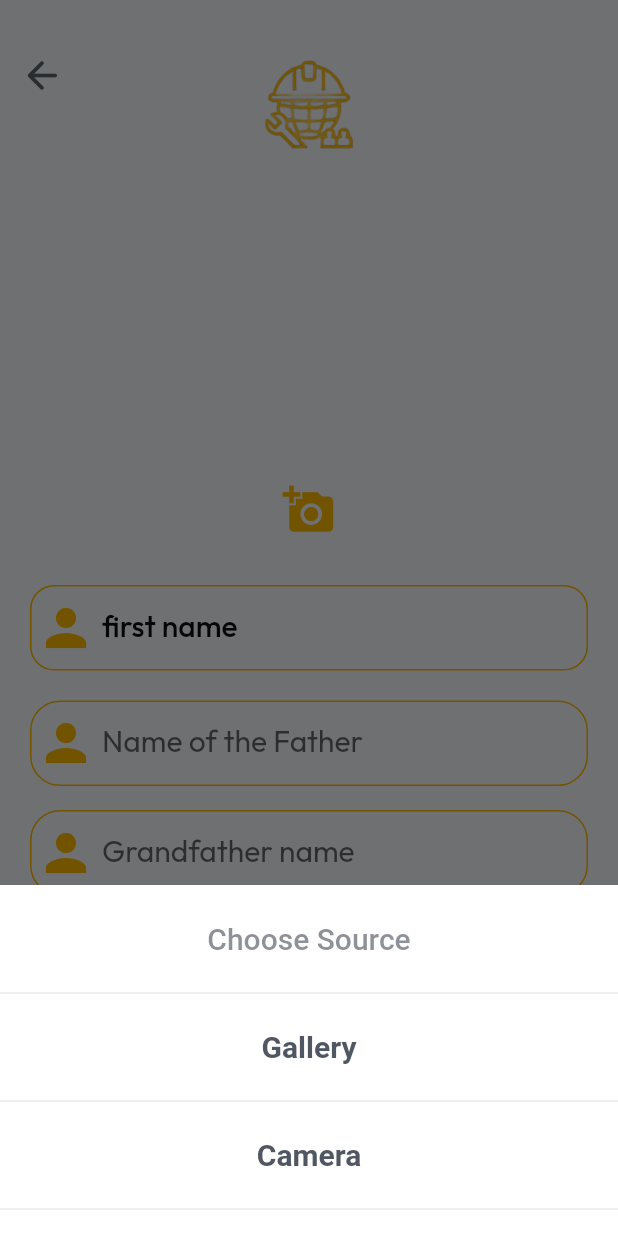
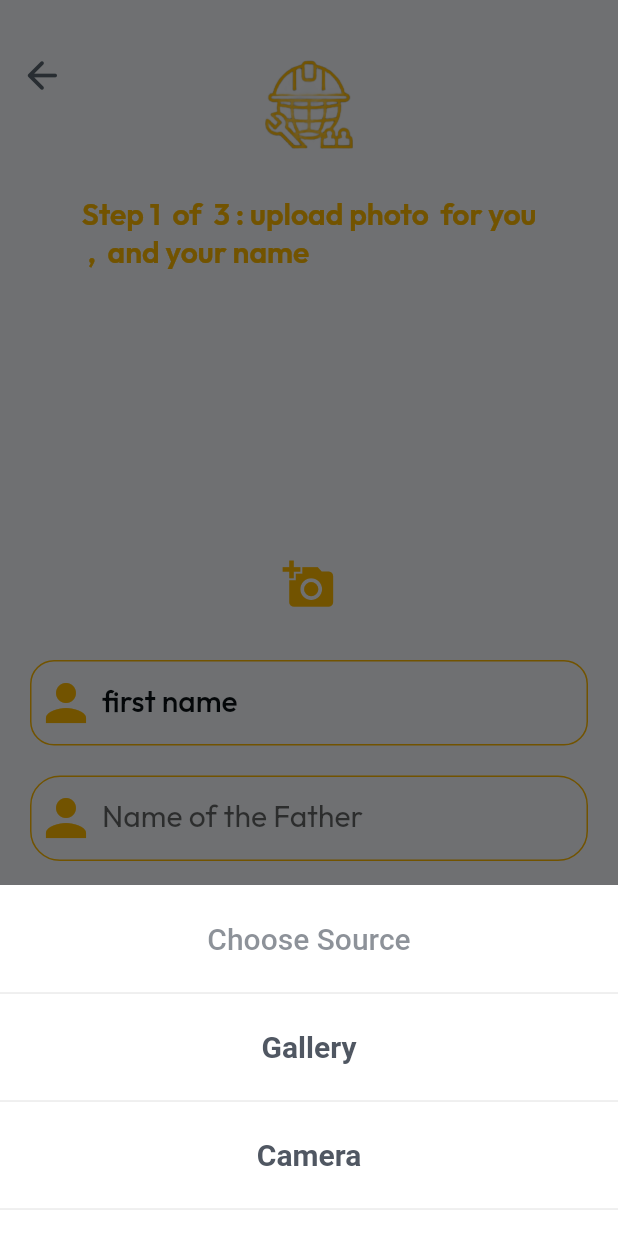
Before and after one commit to BasilAssi/SANAEE-Project, a Flutter app: the CreateProfileNameStepOneWidget screen opened directly, after a tap on the "add a photo" icon, on a phone screen of 412 x 824 dp. Run offline on Flutter 3.47's test engine with Material 2 defaults, Android fonts, the phone set to English and light mode, and no system bars; drawn by our look-alikes of auto_size_text, simple_gradient_text; our stand-ins replace cached_network_image, cloud_firestore, csv, dropdown_button2, easy_debounce, equatable and 25 more; missing offline and left inert: algolia, dash_chat, json_path, mime_type; accounts and stored records are empty; network calls fail.

Commit message:
Updating to latest FlutterFlow output.

```diff
--- a/lib/create_profile_for_craftsman/create_profile_name_step_one/create_profile_name_step_one_model.dart
+++ b/lib/create_profile_for_craftsman/create_profile_name_step_one/create_profile_name_step_one_model.dart
@@ -11,6 +11,7 @@ import 'package:flutter_spinkit/flutter_spinkit.dart';
 import 'package:google_fonts/google_fonts.dart';
 import 'package:page_transition/page_transition.dart';
 import 'package:provider/provider.dart';
+import 'package:simple_gradient_text/simple_gradient_text.dart';
 
 class CreateProfileNameStepOneModel extends FlutterFlowModel {
   ///  State fields for stateful widgets in this page.
--- a/lib/create_profile_for_craftsman/create_profile_name_step_one/create_profile_name_step_one_widget.dart
+++ b/lib/create_profile_for_craftsman/create_profile_name_step_one/create_profile_name_step_one_widget.dart
@@ -11,6 +11,7 @@ import 'package:flutter_spinkit/flutter_spinkit.dart';
 import 'package:google_fonts/google_fonts.dart';
 import 'package:page_transition/page_transition.dart';
 import 'package:provider/provider.dart';
+import 'package:simple_gradient_text/simple_gradient_text.dart';
 import 'create_profile_name_step_one_model.dart';
 export 'create_profile_name_step_one_model.dart';
 
@@ -106,13 +107,37 @@ class _CreateProfileNameStepOneWidgetState
                 child: Column(
                   mainAxisSize: MainAxisSize.max,
                   children: [
+                    Align(
+                      alignment: AlignmentDirectional(0.0, 0.0),
+                      child: Padding(
+                        padding:
+                            EdgeInsetsDirectional.fromSTEB(0.0, 30.0, 0.0, 0.0),
+                        child: GradientText(
+                          FFLocalizations.of(context).getText(
+                            'iuj97t6y' /* الخطوة 1 من 3:  قم بتحميل صورة... */,
+                          ),
+                          style:
+                              FlutterFlowTheme.of(context).bodyMedium.override(
+                                    fontFamily: 'Outfit',
+                                    fontSize: 20.0,
+                                    fontWeight: FontWeight.w600,
+                                  ),
+                          colors: [
+                            FlutterFlowTheme.of(context).primary,
+                            FlutterFlowTheme.of(context).primary
+                          ],
+                          gradientDirection: GradientDirection.ltr,
+                          gradientType: GradientType.linear,
+                        ),
+                      ),
+                    ),
                     Row(
                       mainAxisSize: MainAxisSize.max,
                       mainAxisAlignment: MainAxisAlignment.center,
                       children: [
                         Padding(
                           padding: EdgeInsetsDirectional.fromSTEB(
-                              0.0, 80.0, 0.0, 0.0),
+                              0.0, 50.0, 0.0, 0.0),
                           child: InkWell(
                             splashColor: Colors.transparent,
                             focusColor: Colors.transparent,
--- a/lib/flutter_flow/flutter_flow_drop_down.dart
+++ b/lib/flutter_flow/flutter_flow_drop_down.dart
@@ -17,6 +17,7 @@ class FlutterFlowDropDown<T> extends StatefulWidget {
     this.height,
     this.fillColor,
     this.searchHintTextStyle,
+    this.searchCursorColor,
     required this.textStyle,
     required this.elevation,
     required this.borderWidth,
@@ -39,6 +40,7 @@ class FlutterFlowDropDown<T> extends StatefulWidget {
   final double? height;
   final Color? fillColor;
   final TextStyle? searchHintTextStyle;
+  final Color? searchCursorColor;
   final TextStyle textStyle;
   final double elevation;
   final double borderWidth;
@@ -190,6 +192,7 @@ class _FlutterFlowDropDownState<T> extends State<FlutterFlowDropDown<T>> {
             expands: true,
             maxLines: null,
             controller: _textEditingController,
+            cursorColor: widget.searchCursorColor,
             decoration: InputDecoration(
               isDense: true,
               contentPadding: const EdgeInsets.symmetric(
--- a/lib/flutter_flow/internationalization.dart
+++ b/lib/flutter_flow/internationalization.dart
@@ -149,7 +149,7 @@ final kTranslationsMap = <Map<String, Map<String, String>>>[
     },
     'r6pmbkj8': {
       'ar': 'أنشئ حساب',
-      'en': 'Create Account',
+      'en': 'Sign Up',
     },
     'hwccov5i': {
       'ar': 'Home',
@@ -185,8 +185,8 @@ final kTranslationsMap = <Map<String, Map<String, String>>>[
   // MAIN_ProfileCustomer
   {
     'b9l8kjh7': {
-      'ar': 'Switch to Dark Mode',
-      'en': '',
+      'ar': ' قم بالتبديل إلى الوضع المظلم',
+      'en': 'Switch to dark mode',
     },
     'ehmwoa5b': {
       'ar': 'Switch to Light Mode',
@@ -522,6 +522,10 @@ final kTranslationsMap = <Map<String, Map<String, String>>>[
   },
   // createProfileNameStepOne
   {
+    'iuj97t6y': {
+      'ar': 'الخطوة 1 من 3:  قم بتحميل صورة لك\n واسمك الكامل',
+      'en': 'Step 1  of  3 : upload photo  for you\n ,  and your name ',
+    },
     'b0muce5a': {
       'ar': 'الاسم الاول',
       'en': 'first name',
@@ -726,6 +730,10 @@ final kTranslationsMap = <Map<String, Map<String, String>>>[
   },
   // createProfileNameStepOne_customar
   {
+    'gs7vuc2w': {
+      'ar': 'الخطوة 1 من 3:  قم بتحميل صورة لك\n واسمك الكامل',
+      'en': 'Step 1  of  3 : upload photo  for you\n ,  and your name ',
+    },
     'hmgve1rn': {
       'ar': 'الاسم الاول',
       'en': 'first name',
@@ -761,10 +769,6 @@ final kTranslationsMap = <Map<String, Map<String, String>>>[
     '0vimo8q1': {
       'ar': 'التالي',
       'en': 'continue',
-    },
-    'gs7vuc2w': {
-      'ar': 'الخطوة 1 من 3:  قم بتحميل صورة لك\n واسمك الكامل',
-      'en': 'Step 1  of  3 : upload photo  for you\n ,  and your name ',
     },
     '213vtn7i': {
       'ar': 'Home',
--- a/lib/pages/job_post_details_actual/job_post_details_actual_widget.dart
+++ b/lib/pages/job_post_details_actual/job_post_details_actual_widget.dart
@@ -657,7 +657,7 @@ class _JobPostDetailsActualWidgetState
                                   final applicationsCreateData =
                                       createApplicationsRecordData(
                                     jobId: widget.posts?.id,
-                                    craftsmanId: currentUserReference.id,
+                                    craftsmanId: currentUserReference?.id,
                                     status: 'Pending',
                                     craftsmanApplied: currentUserReference,
                                     jobApplied: widget.posts,
```
Also changed, not shown: lib/authentication/login/login_widget.dart (+1 -21 lines), lib/creat_profile_for_customar/create_profile_name_addres_step_two_customar/create_profile_name_addres_step_two_customar_widget.dart (+31 -16 lines), lib/creat_profile_for_customar/create_profile_name_step_one_customar/create_profile_name_step_one_customar_widget.dart (+23 -21 lines), lib/customer_home_pages/m_a_i_n_profile_customer/m_a_i_n_profile_customer_widget.dart (+23 -28 lines), lib/flutter_flow/flutter_flow_util.dart (+13 -0 lines), lib/pages/job_post_my_job_applicants/job_post_my_job_applicants_widget.dart (+2 -8 lines), 1 other file.
